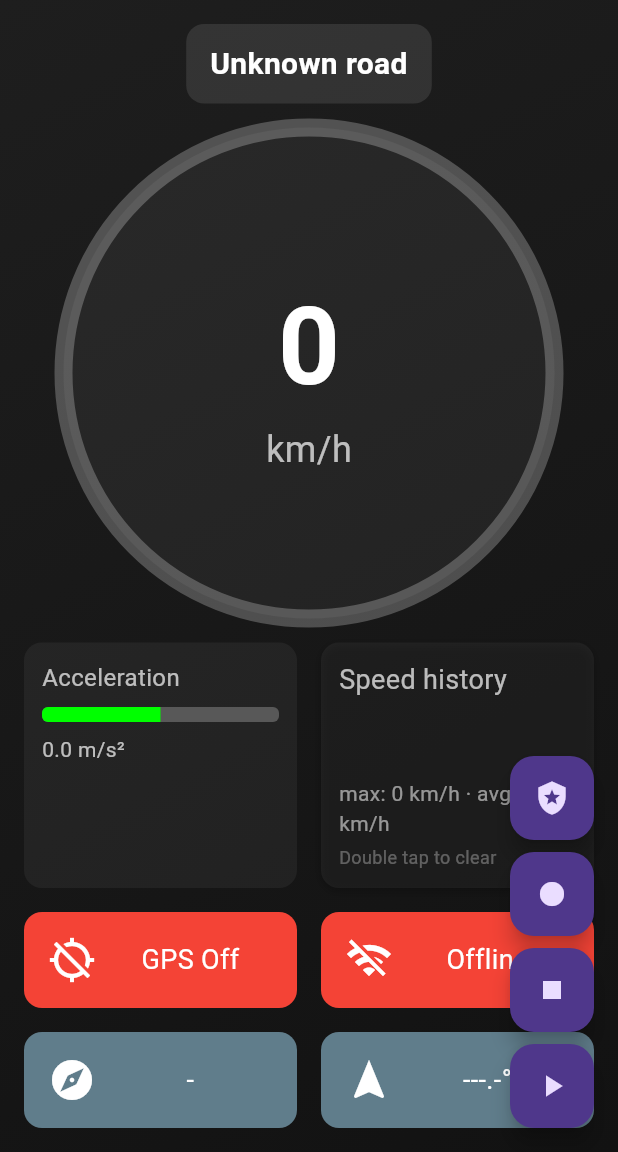
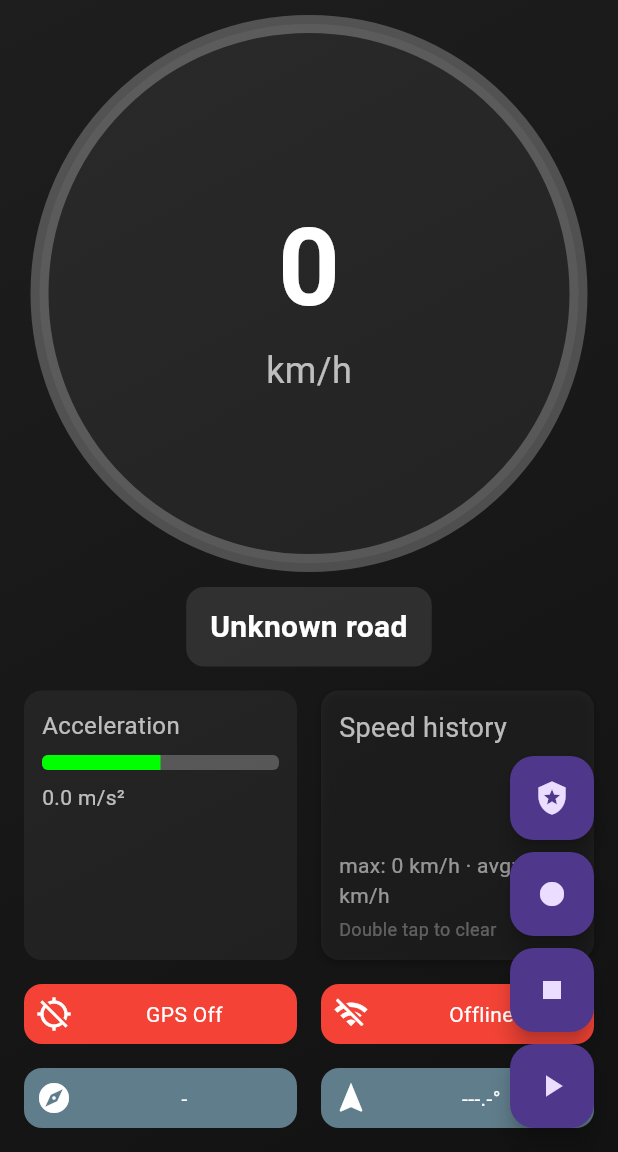
Before and after one commit to Reins981/Speedcamwarner_Dart, a Flutter app: the DashboardPage screen opened directly, on a phone screen of 412 x 824 dp, the part 84-1236 px from its top. Run offline on Flutter 3.47's test engine with Material 3 defaults, Android fonts, the phone set to English and light mode, and no system bars; our stand-ins replace audioplayers, camera, flutter_map, flutter_tts, geolocator, googleapis_auth and 1 more; missing offline and left inert: dialog_flowtter, flutter_map_marker_popup, google_mlkit_commons, google_mlkit_face_detection, google_mlkit_object_detection, googleapis and 2 more.

Commit message:
Adjust dashboard layout

```diff
--- a/lib/ui/dashboard.dart
+++ b/lib/ui/dashboard.dart
@@ -260,9 +260,9 @@ class _DashboardPageState extends State<DashboardPage> {
             child: Column(
               crossAxisAlignment: CrossAxisAlignment.stretch,
               children: [
+                Expanded(flex: 2, child: _buildSpeedWidget()),
+                const SizedBox(height: 16),
                 Center(child: _buildRoadNameWidget()),
-                const SizedBox(height: 16),
-                Expanded(flex: 2, child: _buildSpeedWidget()),
                 const SizedBox(height: 16),
                 Expanded(
                   child: Row(
@@ -285,9 +285,7 @@ class _DashboardPageState extends State<DashboardPage> {
               top: 16,
               left: 0,
               right: 0,
-              child: Center(
-                child: SizedBox(width: 200, child: _buildCameraInfo()),
-              ),
+              child: _buildCameraInfo(),
             ),
         ],
       ),
@@ -329,6 +327,7 @@ class _DashboardPageState extends State<DashboardPage> {
     }
     final colors = _cameraGradientColors();
     return Container(
+      width: double.infinity,
       decoration: BoxDecoration(
         borderRadius: BorderRadius.circular(12),
         gradient: LinearGradient(
@@ -446,8 +445,7 @@ class _DashboardPageState extends State<DashboardPage> {
     required Color color,
   }) {
     return Container(
-      // Increase padding so the status tiles appear larger and easier to tap.
-      padding: const EdgeInsets.symmetric(horizontal: 16, vertical: 16),
+      padding: const EdgeInsets.symmetric(horizontal: 8, vertical: 8),
       decoration: BoxDecoration(
         color: color,
         borderRadius: BorderRadius.circular(12),
@@ -456,12 +454,12 @@ class _DashboardPageState extends State<DashboardPage> {
       child: Row(
         mainAxisAlignment: MainAxisAlignment.center,
         children: [
-          Icon(icon, color: Colors.white, size: 32),
+          Icon(icon, color: Colors.white, size: 24),
           const SizedBox(width: 8),
           Expanded(
             child: Text(
               text,
-              style: const TextStyle(color: Colors.white, fontSize: 18),
+              style: const TextStyle(color: Colors.white, fontSize: 14),
               overflow: TextOverflow.ellipsis,
               textAlign: TextAlign.center,
             ),
```
